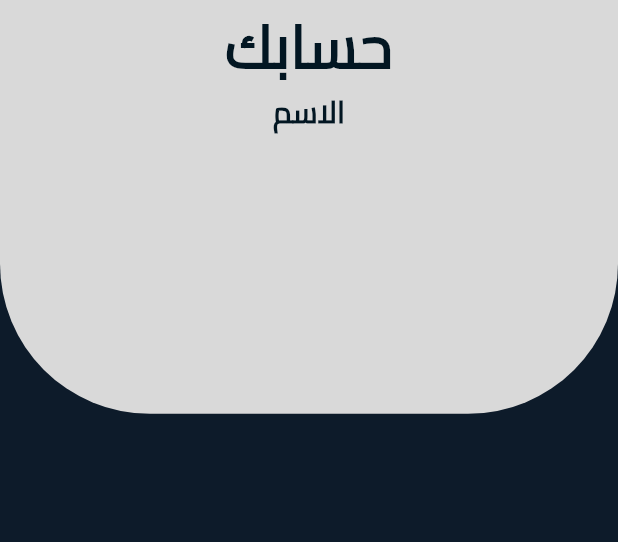
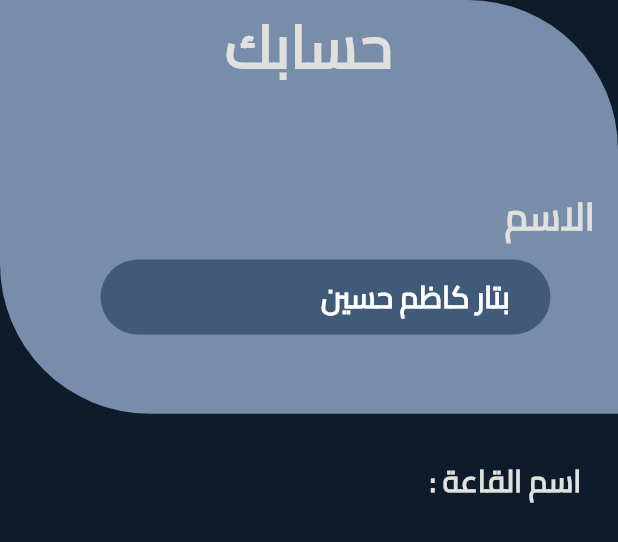
Before and after one commit to btar666/gym, a Flutter app: the Account widget shown alone on an empty page, opened directly, on a phone screen of 412 x 824 dp. Shown: the top 542 px of the screen. Run offline on Flutter 3.47's test engine with Material 3 defaults, Android fonts, the phone set to English and light mode, and no system bars; our stand-ins replace dot_navigation_bar, flutter_keyboard_visibility, flutter_screenutil, font_awesome_flutter, get, get_storage and 2 more; missing offline and left inert: dart:ffi, flutter_gif, gif_view; accounts and stored records are empty.

Commit message:
update change

```diff
--- a/lib/view/home/acount.dart
+++ b/lib/view/home/acount.dart
@@ -1,22 +1,29 @@
 import 'package:flutter/material.dart';
 import 'package:flutter_screenutil/flutter_screenutil.dart';
 import 'package:get/get_connect/http/src/utils/utils.dart';
+import 'package:flutter/material.dart';
+
+import '../../sheard/components.dart';
 
 class Account extends StatelessWidget {
+  final TextEditingController namecontroller = TextEditingController();
+
+
   @override
   Widget build(BuildContext context) {
+
     return Column(
       children: [
         Container(
           height: 300.h,
           decoration: const BoxDecoration(
-            color: Color(0xFFD9D9D9),
+            color: Color(0xFF778DA9),
             borderRadius: BorderRadius.only(
-              bottomRight: Radius.circular(100.0),
+              topRight: Radius.circular(100.0),
                bottomLeft: Radius.circular(100.0),
             ),
           ),
-          child: const Column(
+          child:  Column(
             children: [
               Center(
                 child: Text(
@@ -27,26 +34,93 @@ class Account extends StatelessWidget {
                     fontWeight: FontWeight.w700,
                     height: 1.5, // line height
                     letterSpacing: 0.0,
-                    color: Color.fromRGBO(2, 22, 34, 1),
+                    color: Color(0xFFE0E1DD),
                   ),
                   textAlign: TextAlign.right,
                 ),
               ),
+              SizedBox(
+                height: 65,
+              ),
+              Row(
+                children: [
+                  SizedBox(width: 10),
                   Text(
-                "الاسم",
+                    " الاسم ",
+                    style: TextStyle(
+                      fontFamily: 'Cairo',
+                      fontSize: 25.0,
+                      fontWeight: FontWeight.w700,
+                      height: 1.5, // line height
+                      // letterSpacing: 0.0,
+                      color: Color(0xFFE0E1DD),
+                    ),
+                    textAlign: TextAlign.right,
+                  ),
+                ],
+              ),
+              SizedBox(height: 10,),
+              Row(
+                children:[
+                  SizedBox(width: 45,),
+                  Container(
+                    width: 300,
+                        child:
+                        TextFormField(
+                          controller: namecontroller,
+                          readOnly: true,
+                          style: TextStyle(color: Colors.white), // Set the text color to white
+                          decoration: InputDecoration(
+                            hintText: '   بتار كاظم حسين',
+                            hintStyle: TextStyle(
+                              fontSize: 20,
+                              fontWeight: FontWeight.w700,
+                              color: Colors.white,
+                            ),
+                            filled: true,
+                            fillColor: Color(0xFF415A77),
+                            contentPadding: EdgeInsets.all(10), // Add some padding to the text field content
+                            labelStyle: TextStyle(color: Colors.white), // Set the label color to white
+
+                            enabledBorder: OutlineInputBorder( // Set border color when the field is enabled
+                              borderRadius: BorderRadius.circular(40),
+                              borderSide: BorderSide(color: Colors.transparent), // Make border color transparent
+                            ),
+                            focusedBorder: OutlineInputBorder( // Set border color when the field is focused
+                              borderRadius: BorderRadius.circular(40),
+                              borderSide: BorderSide(color: Colors.transparent), // Make border color transparent
+                            ),
+                          ),
+                        )
+
+                  )
+
+
+
+                ],
+              )
+            ],
+          ),
+        ),
+           SizedBox(height: 30,),
+
+        Row(
+          children: [
+            SizedBox(width: 20,),
+            Text(
+              " اسم القاعة :",
               style: TextStyle(
                 fontFamily: 'Cairo',
                 fontSize: 20.0,
                 fontWeight: FontWeight.w700,
                 height: 1.5, // line height
-                  letterSpacing: 0.0,
-                  color: Color.fromRGBO(2, 22, 34, 1),
+                // letterSpacing: 0.0,
+                color: Color(0xFFE0E1DD),
               ),
               textAlign: TextAlign.right,
             ),
           ],
         ),
-        ),
       ],
     );
   }
```
Also changed, not shown: lib/model/exercise.dart (+78 -0 lines), lib/sheard/components.dart (added, +55 -0 lines), lib/view/show_sc.dart (+62 -42 lines). Lines whose indentation alone changed are shown as unchanged.
